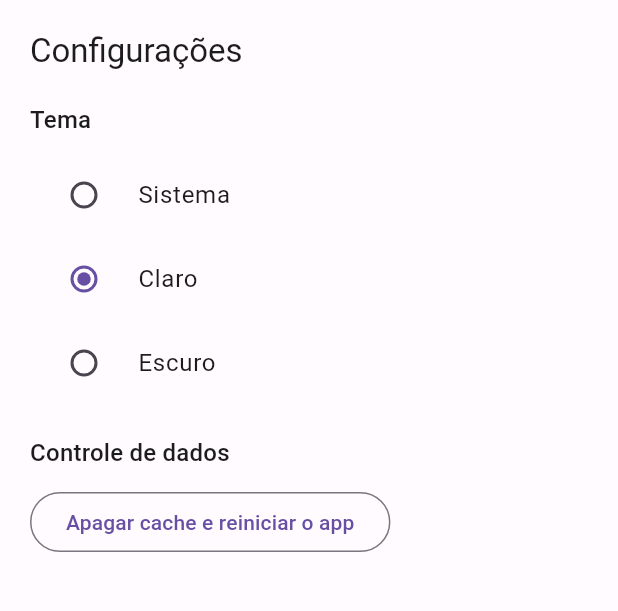
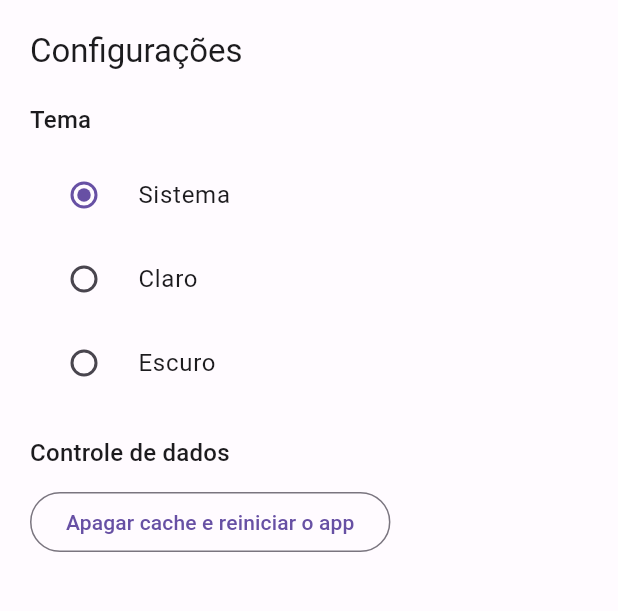
Before and after one commit to MauricioEscouto/Flutter, a Flutter app: the ConfigurationPage screen opened by its route, after a tap on "Claro", on a phone screen of 412 x 824 dp, the part 84-695 px from its top. Run offline on Flutter 3.47's test engine with Material 2 defaults, Android fonts, the phone set to English and light mode, and no system bars; our stand-ins replace flutter_modular.

Commit message:
Continuando curso da semana fullstack de flutter. Concluído gerenciamento e distribuição de estado

```diff
--- a/SemanaFullstack/LISTINHA/app/lib/src/configuration/configuration_page.dart
+++ b/SemanaFullstack/LISTINHA/app/lib/src/configuration/configuration_page.dart
@@ -1,4 +1,7 @@
 import 'package:flutter/material.dart';
+import 'package:flutter_modular/flutter_modular.dart';
+
+import '../shared/stores/app_store.dart';
 
 class ConfigurationPage extends StatefulWidget {
   const ConfigurationPage({super.key});
@@ -10,6 +13,11 @@ class ConfigurationPage extends StatefulWidget {
 class _ConfigurationPageState extends State<ConfigurationPage> {
   @override
   Widget build(BuildContext context) {
+
+    final appStore = context.watch<AppStore>(
+      (store) => store.themeMode,
+    );
+
     return Scaffold(
       appBar: AppBar(
         title: Text('LISTINHA'),
@@ -39,20 +47,20 @@ class _ConfigurationPageState extends State<ConfigurationPage> {
             ),
             RadioListTile<ThemeMode>(
               value: ThemeMode.system,
-              groupValue: ThemeMode.light,
-              onChanged: (mode) {},
+              groupValue: appStore.themeMode.value,
+              onChanged: appStore.changeThemeMode,
               title: const Text('Sistema'),
             ),
             RadioListTile<ThemeMode>(
               value: ThemeMode.light,
-              groupValue: ThemeMode.light,
-              onChanged: (mode) {},
+              groupValue: appStore.themeMode.value,
+              onChanged: appStore.changeThemeMode,
               title: const Text('Claro'),
             ),
             RadioListTile<ThemeMode>(
               value: ThemeMode.dark,
-              groupValue: ThemeMode.light,
-              onChanged: (mode) {},
+              groupValue: appStore.themeMode.value,
+              onChanged: appStore.changeThemeMode,
               title: const Text('Escuro'),
             ),
             const SizedBox(
--- /dev/null
+++ b/SemanaFullstack/LISTINHA/app/lib/src/shared/stores/app_store.dart
@@ -0,0 +1,16 @@
+import 'package:flutter/material.dart';
+
+class AppStore {
+
+  final themeMode = ValueNotifier(ThemeMode.system);
+
+  void changeThemeMode (ThemeMode? mode) {
+    if (mode != null) {
+      themeMode.value = mode;
+    }
+  }
+
+  void save() {
+
+  }
+}
```
Also changed, not shown: SemanaFullstack/LISTINHA/app/lib/src/shared/app_module.dart (+7 -0 lines), SemanaFullstack/LISTINHA/app/lib/src/shared/app_widget.dart (+5 -2 lines).
